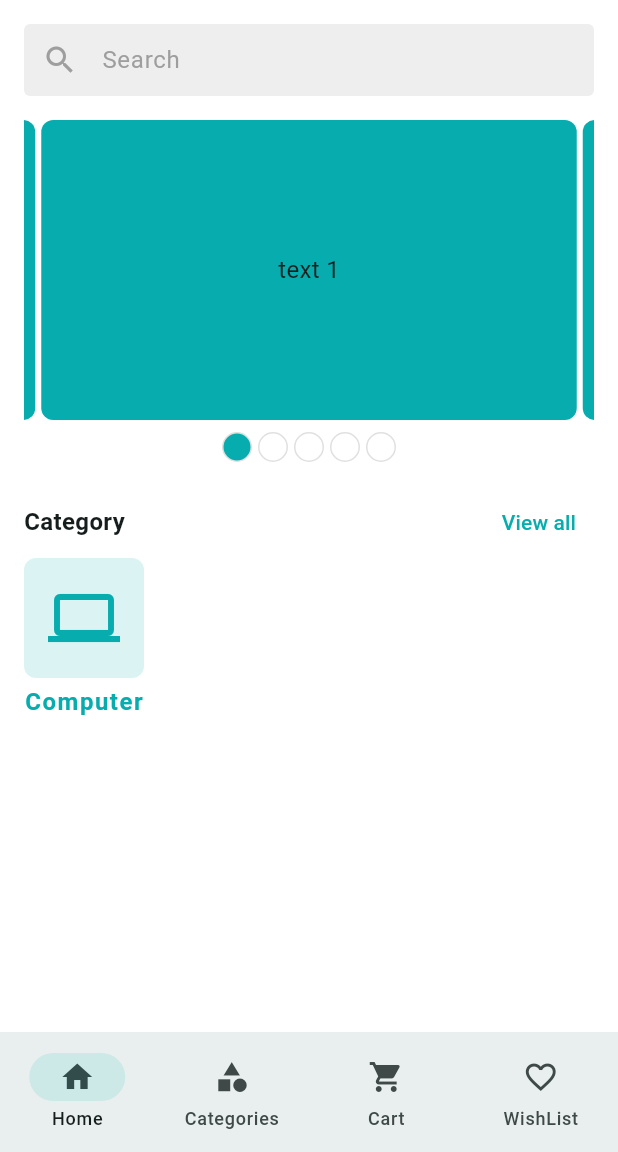
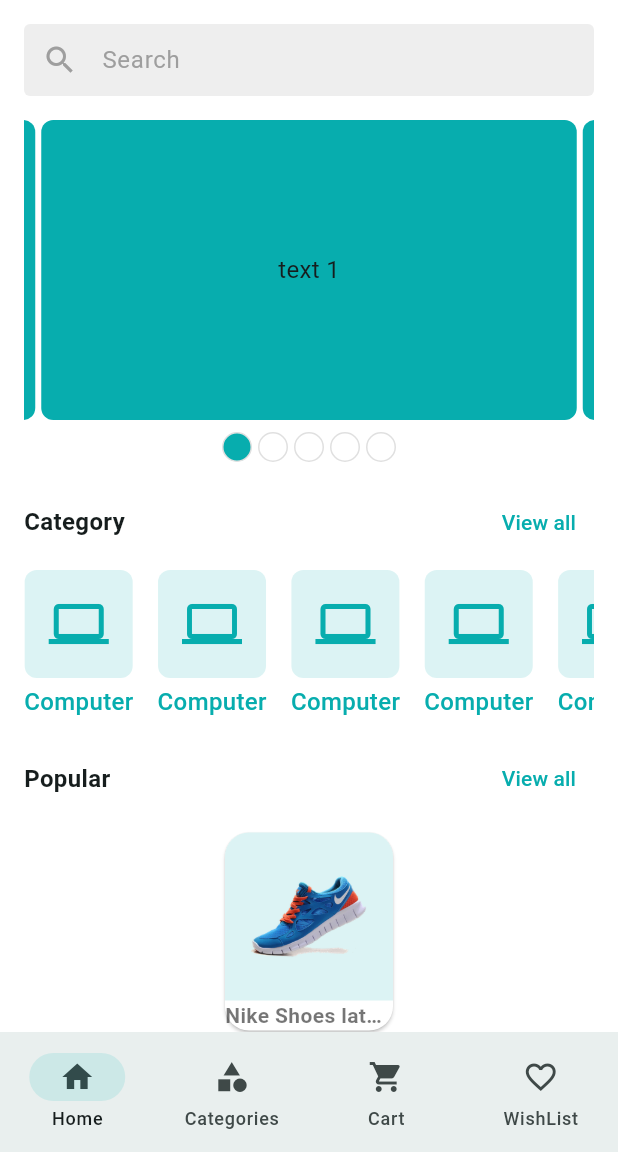
Before and after one commit to shahriarhossain7860/crafty_bay, a Flutter app: the screen it shows after launch, on a phone screen of 412 x 824 dp, the part 84-1236 px from its top. Run offline on Flutter 3.47's test engine with Material 3 defaults, Android fonts, the phone set to English and light mode, and no system bars; drawn by our look-alikes of carousel_slider; our stand-ins replace email_validator, flutter_svg, get, pin_code_fields.

Commit message:
Update  category item widget and home section header and added an image in assetpath

```diff
--- a/lib/app/assets_path.dart
+++ b/lib/app/assets_path.dart
@@ -2,4 +2,5 @@ class AssetsPath{
   static const String _imagePath = 'asset/images';
   static const String applogoSvg = '$_imagePath/logo.svg';
   static const String navlogosvg = '$_imagePath/logo_nav.svg';
+  static const String shoesImg = '$_imagePath/shoes_img.png';
 }
--- a/lib/features/home/ui/screens/home_screen.dart
+++ b/lib/features/home/ui/screens/home_screen.dart
@@ -38,16 +38,72 @@ class _HomeScreenState extends State<HomeScreen> {
                 title: 'Category',
                 onTap: (){},
               ),
-              Row(
-                children: [
-                  CategoryItemWidget()
-                ],
-              )
+              const SizedBox(height: 8,),
+              SingleChildScrollView(
+                scrollDirection: Axis.horizontal,
+                child: Row(
+                  children: _getCategoryList(),
+                ),
+              ),
+              const SizedBox(height: 16,),
+              HomeSectionHeader(
+                title: 'Popular',
+                onTap: (){},
+              ),
+              const SizedBox(height: 8,),
+              SizedBox(
+                width: 120,
+                child: Card(
+                  color: Colors.white,
+                  shape: RoundedRectangleBorder(
+                    borderRadius: BorderRadius.circular(16),
+                  ),
+                  child: Column(
+                    children: [
+                      Container(
+                        decoration: BoxDecoration(
+                          color: AppColors.themeColor.withOpacity(0.14),
+                          borderRadius: BorderRadius.only(
+                            topLeft: Radius.circular(16),
+                            topRight: Radius.circular(16),
+                          ),
+                        ),
+                        padding: const EdgeInsets.all(16.0),
+                        child: Image.asset(AssetsPath.shoesImg, width: 120,),
+                      ),
+                      Column(
+                        children: [
+                          Text(
+                              'Nike Shoes latest Edition- RF45770',
+                              maxLines: 1,
+                              style: TextStyle(
+                                overflow: TextOverflow.ellipsis,
+                                fontWeight: FontWeight.w600,
+                                color: Colors.black54
+                              ),
+                            ),
+                          ],
+                      )
+                    ],
+                  ),
+                ),
+              ),
+              const SizedBox(height: 8,),
             ],
           ),
         ),
       )
     );
+  }
+  List<Widget> _getCategoryList(){
+    List<Widget> categoryList = [];
+    for(int i=0;i<10;i++){
+      categoryList.add(Padding(
+        padding: const EdgeInsets.only(right: 16),
+        child: const CategoryItemWidget(),
+      ),);
+    }
+    return categoryList;
   }
 
   AppBar _buildAppBarMethod() {
--- a/lib/features/home/ui/widgets/category_item_widget.dart
+++ b/lib/features/home/ui/widgets/category_item_widget.dart
@@ -19,16 +19,15 @@ class CategoryItemWidget extends StatelessWidget {
           child: Icon(
             Icons.computer,
             color: AppColors.themeColor,
-            size: 48,
+            size: 40,
           ),
         ),
         const SizedBox(height: 4,),
         Text(
           'Computer',
           style: TextStyle(
-              fontWeight: FontWeight.w600,
+              fontWeight: FontWeight.w500,
               fontSize: 16,
-              letterSpacing: 1,
               color: AppColors.themeColor
           ),
         ),
--- a/lib/features/home/ui/widgets/home_section_header.dart
+++ b/lib/features/home/ui/widgets/home_section_header.dart
@@ -1,4 +1,5 @@
 import 'package:flutter/material.dart';
+import 'package:get/get.dart';
 class HomeSectionHeader extends StatelessWidget {
   const HomeSectionHeader({
     super.key, required this.title, required this.onTap,
@@ -12,13 +13,13 @@ class HomeSectionHeader extends StatelessWidget {
       mainAxisAlignment: MainAxisAlignment.spaceBetween,
       children: [
         Text(
-          'Category',
+          title,
           style: TextStyle(
               fontSize: 16,
               fontWeight: FontWeight.w600
           ),
         ),
-        TextButton(onPressed: (){}, child: const Text('View all'))
+        TextButton(onPressed: onTap, child: const Text('View all'))
       ],
     );
   }
```
Also changed, not shown: asset/images/shoes_img.png (added).
